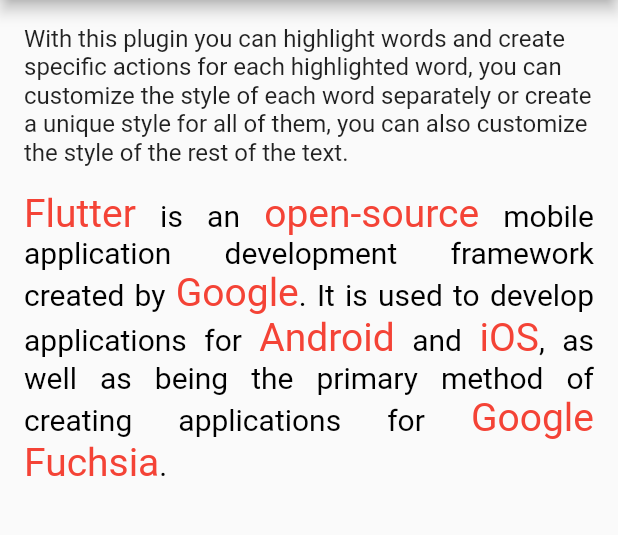
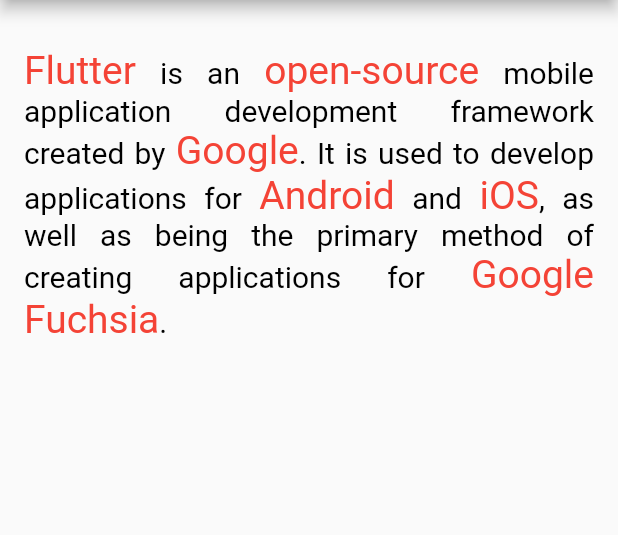
Before and after one commit to desconexo/highlight_text, a Flutter app: the screen it shows after launch, on a phone screen of 412 x 824 dp, the part 84-619 px from its top. Run offline on Flutter 3.47's test engine with Material 2 defaults, Android fonts, the phone set to English and light mode, and no system bars.

Commit message:
RangeError Solved.

```diff
--- a/example/lib/main.dart
+++ b/example/lib/main.dart
@@ -26,6 +26,10 @@ class _HomePageState extends State<HomePage> {
       fontSize: 26.0,
     );
     Map<String, HighlightedWord> words = {
+      "DDDD": HighlightedWord(
+        onTap: () {},
+        textStyle: textStyle
+      ),
       "Flutter": HighlightedWord(
         onTap: () {
           showDialog(
@@ -165,14 +169,9 @@ class _HomePageState extends State<HomePage> {
       ),
       body: Container(
         padding: EdgeInsets.all(16.0),
+        child: SafeArea(
           child: Column(
             children: <Widget>[
-            Text(
-              "With this plugin you can highlight words and create specific actions for each highlighted word, you can customize the style of each word separately or create a unique style for all of them, you can also customize the style of the rest of the text.",
-              style: TextStyle(
-                fontSize: 16.0,
-              ),
-            ),
               SizedBox(
                 height: 16.0,
               ),
@@ -188,6 +187,7 @@ class _HomePageState extends State<HomePage> {
             ],
           ),
         ),
+      ),
     );
   }
 }
--- a/lib/src/TextHighlight.dart
+++ b/lib/src/TextHighlight.dart
@@ -39,14 +39,10 @@ class TextHighlight extends StatefulWidget {
 class _TextHighlightState extends State<TextHighlight> {
   List<String> _textWords = List();
   bool isFirstWord = true;
-  @override
-  void initState() {
-    super.initState();
-    _textWords = widget.text.split(" ");
-  }
 
   @override
   Widget build(BuildContext context) {
+    _textWords = widget.text.split(" ");
     String firstWord = _textWords[0];
     _textWords.remove(firstWord);
     return RichText(
--- a/pubspec.yaml
+++ b/pubspec.yaml
@@ -1,6 +1,6 @@
 name: highlight_text
 description: With this package you can highlight words and create specific styles and actions.
-version: 0.4.0
+version: 0.5.0
 author: Fernando Éricles <fernandoericles98@gmail.com>
 homepage: https://github.com/desconexo/highlight_text
 
```
Also changed, not shown: example/pubspec.lock, pubspec.lock, 1 other file. Lines whose indentation alone changed are shown as unchanged.
